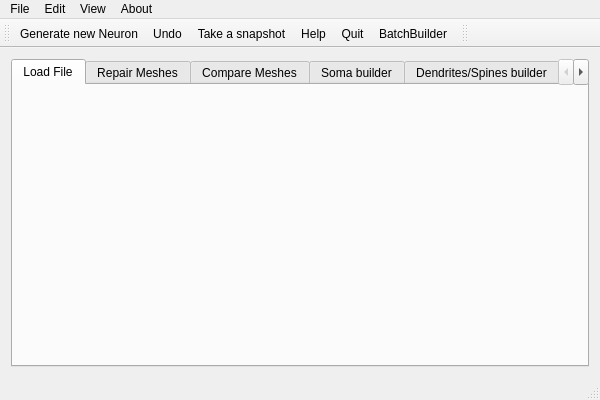
Before: the Qt Designer form Neuronize/neuronize.ui in vg-lab/Neuronize, drawn with Qt 5.
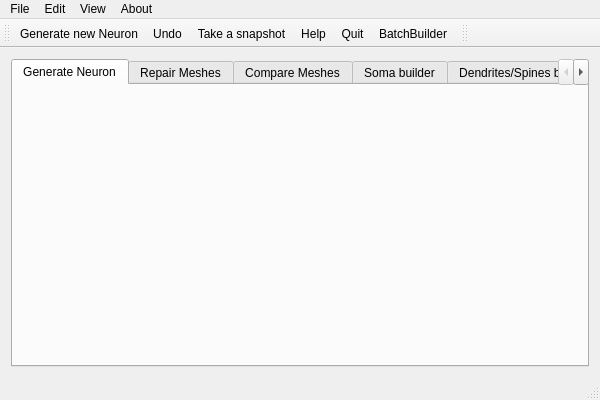
After: the same form once the commit is applied. The open tabs and pages were chosen to show the change. Icons and pictures are not drawn.

Commit message: Added Ui to repair folders.

```diff
--- a/Neuronize/neuronize.ui
+++ b/Neuronize/neuronize.ui
@@ -35,7 +35,7 @@
       </property>
       <widget class="QWidget" name="tab_SomaCreator">
        <attribute name="title">
-        <string>Load File</string>
+           <string>Generate Neuron</string>
        </attribute>
        <layout class="QVBoxLayout" name="verticalLayout_3">
         <item>
```
Left out of the diff: 2 changed lines with no effect on the pictures. The commit also changes 3 other files.
